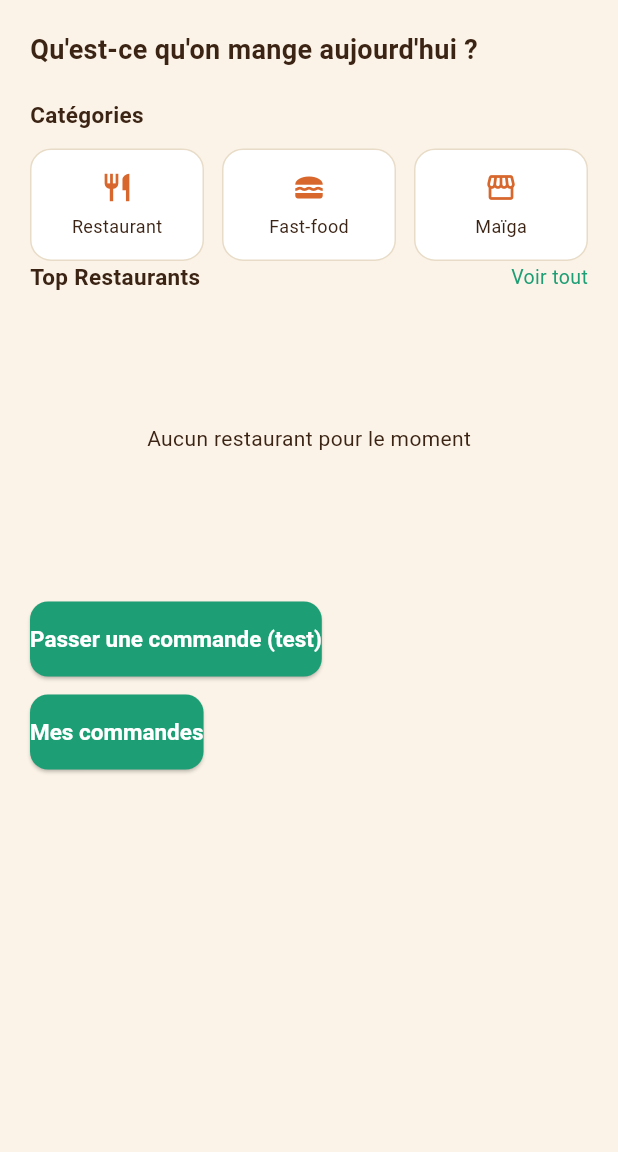
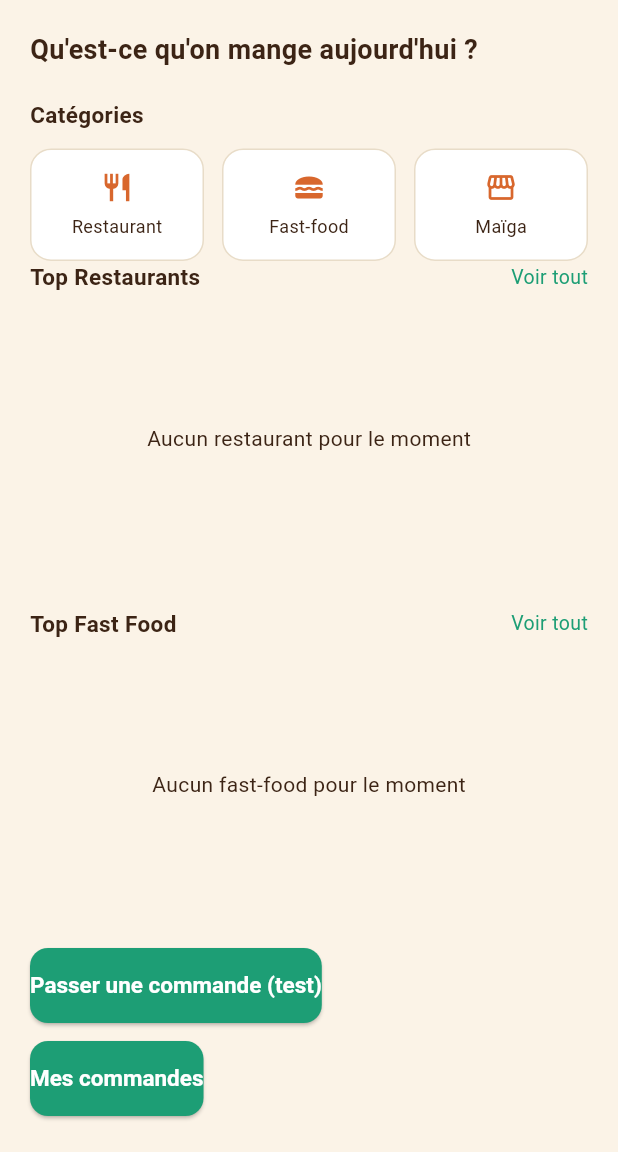
Before and after one commit to Maoudo-4/niam-niam, a Flutter app: the AccueilClient screen opened directly, on a phone screen of 412 x 824 dp, the part 84-1236 px from its top. Run offline on Flutter 3.47's test engine with Material 3 defaults, Android fonts, the phone set to English and light mode, and no system bars; our stand-ins replace cloud_firestore, firebase_auth, firebase_core; accounts and stored records are empty; generated files the repository leaves out were written again.

Commit message:
Section Top Fast Food sur accueil client

```diff
--- a/lib/screens/client/accueil_client.dart
+++ b/lib/screens/client/accueil_client.dart
@@ -98,7 +98,53 @@ class AccueilClient extends StatelessWidget {
                   },
                 ),
               ),
-
+              const SizedBox(height: 28),
+              Row(
+                mainAxisAlignment: MainAxisAlignment.spaceBetween,
+                children: [
+                  const Text('Top Fast Food',
+                      style: TextStyle(
+                          fontSize: 15,
+                          fontWeight: FontWeight.w600,
+                          color: AppColors.brunTexte)),
+                  GestureDetector(
+                    onTap: () {
+                      Navigator.push(
+                        context,
+                        MaterialPageRoute(
+                          builder: (_) => const ListeEtablissementsScreen(),
+                        ),
+                      );
+                    },
+                    child: const Text('Voir tout',
+                        style: TextStyle(fontSize: 13, color: AppColors.vert)),
+                  ),
+                ],
+              ),
+              const SizedBox(height: 12),
+              SizedBox(
+                height: 170,
+                child: StreamBuilder<List<Etablissement>>(
+                  stream: EtablissementService().getEtablissements(),
+                  builder: (context, snapshot) {
+                    if (!snapshot.hasData) {
+                      return const Center(child: CircularProgressIndicator());
+                    }
+                    final fastfoods = snapshot.data!
+                        .where((e) => e.type == 'fast-food')
+                        .toList();
+                    if (fastfoods.isEmpty) {
+                      return const Center(child: Text('Aucun fast-food pour le moment'));
+                    }
+                    return ListView(
+                      scrollDirection: Axis.horizontal,
+                      children: fastfoods
+                          .map((e) => CarteEtablissement(etablissement: e))
+                          .toList(),
+                    );
+                  },
+                ),
+              ),
             const SizedBox(height: 24),
             ElevatedButton(
               onPressed: () {
```
